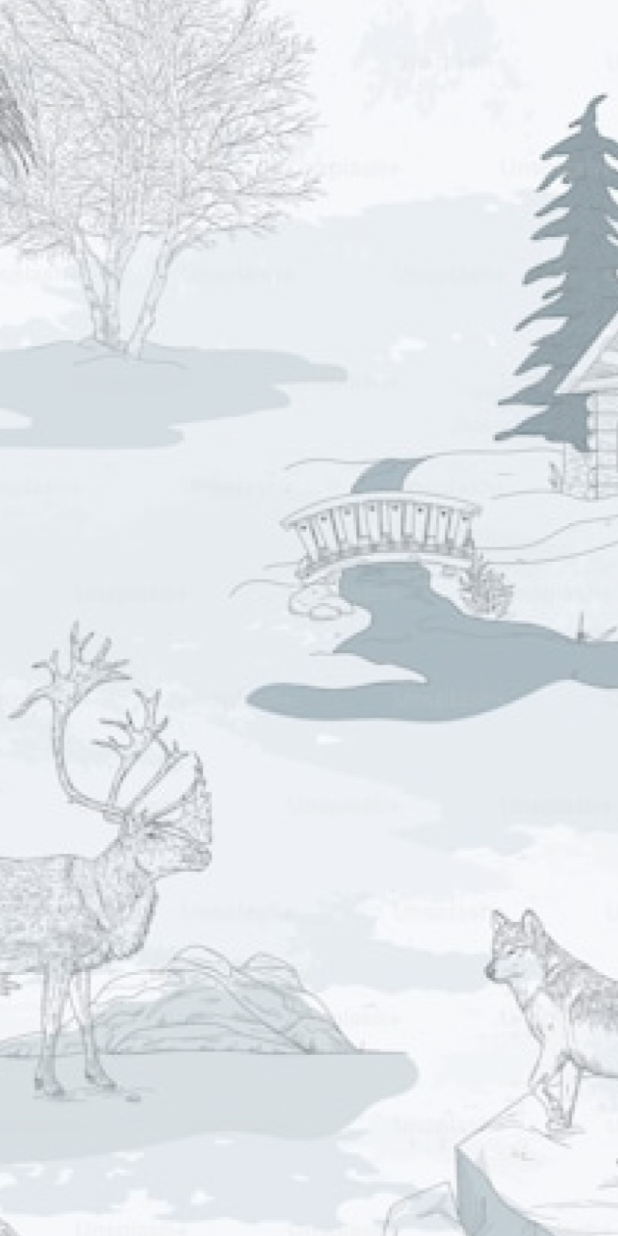
After one commit to shining013/MyTimeCapsule, an Android app: the layout activity_list.xml on its own in the app's theme, with its tools: preview values and no code run, on a phone screen of 412 x 824 dp. The commit adds this screen. Run offline under Robolectric (Android 15) with nearby library versions, the phone set to English and light mode, and no system bars; Roboto replaces fonts that are not available here.

Commit message:
main page

```diff
--- /dev/null
+++ b/app/src/main/res/layout/activity_list.xml
@@ -0,0 +1,21 @@
+<?xml version="1.0" encoding="utf-8"?>
+<LinearLayout xmlns:android="http://schemas.android.com/apk/res/android"
+    xmlns:app="http://schemas.android.com/apk/res-auto"
+    xmlns:tools="http://schemas.android.com/tools"
+    android:id="@+id/main"
+    android:layout_width="match_parent"
+    android:layout_height="match_parent"
+    android:layout_alignParentTop="true"
+    android:layout_centerHorizontal="true"
+    android:orientation="vertical"
+    tools:context=".MainActivity">
+
+    <ImageView
+        android:id="@+id/imageView6"
+        android:layout_width="match_parent"
+        android:layout_height="match_parent"
+        android:scaleType="centerCrop"
+        android:src="@drawable/mainpage" />
+
+
+</LinearLayout>
--- a/app/src/main/res/layout/activity_main.xml
+++ b/app/src/main/res/layout/activity_main.xml
@@ -40,7 +40,7 @@
         android:textSize="64sp" />
 
     <ImageButton
-        android:id="@+id/imageButton1"
+        android:id="@+id/btnCreateTC"
         android:layout_width="wrap_content"
         android:layout_height="101dp"
         android:layout_alignParentBottom="true"
@@ -48,11 +48,11 @@
         android:layout_marginStart="98dp"
         android:layout_marginBottom="121dp"
         android:backgroundTint="#34EFEFEF"
-        android:contentDescription="read capsule"
+        android:contentDescription="create capsule"
         android:src="@drawable/image_1" />
 
     <ImageButton
-        android:id="@+id/imageButton2"
+        android:id="@+id/btnViewTC"
         android:layout_width="wrap_content"
         android:layout_height="101dp"
         android:layout_alignParentBottom="true"
```
Also changed, not shown: app/src/main/java/com/lyj/timecapsule/MainActivity.kt (+12 -3 lines).
